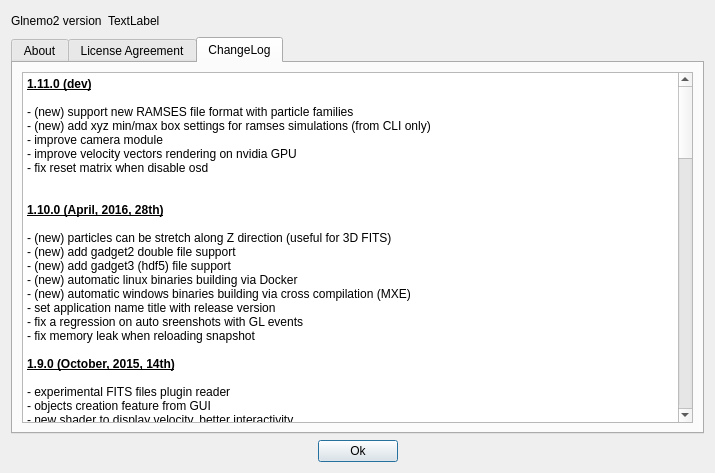
This is src/formabout.ui in jcldc/glnemo2 as Qt 5 draws it before an edit. The edited form follows.
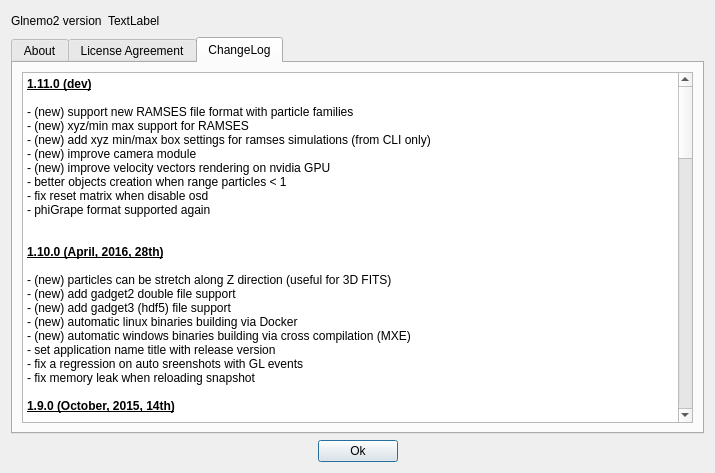
This is the edited form. Icons and pictures are not drawn.

Patch:
```diff
--- a/src/formabout.ui
+++ b/src/formabout.ui
@@ -1030,10 +1030,13 @@
 &lt;p style=&quot; margin-top:0px; margin-bottom:0px; margin-left:0px; margin-right:0px; -qt-block-indent:0; text-indent:0px;&quot;&gt;&lt;span style=&quot; font-weight:600; text-decoration: underline;&quot;&gt;1.11.0 (dev)&lt;/span&gt;&lt;/p&gt;
 &lt;p style=&quot;-qt-paragraph-type:empty; margin-top:0px; margin-bottom:0px; margin-left:0px; margin-right:0px; -qt-block-indent:0; text-indent:0px;&quot;&gt;&lt;br /&gt;&lt;/p&gt;
 &lt;p style=&quot; margin-top:0px; margin-bottom:0px; margin-left:0px; margin-right:0px; -qt-block-indent:0; text-indent:0px;&quot;&gt;- (new) support new RAMSES file format with particle families&lt;/p&gt;
+&lt;p style=&quot; margin-top:0px; margin-bottom:0px; margin-left:0px; margin-right:0px; -qt-block-indent:0; text-indent:0px;&quot;&gt;- (new) xyz/min max support for RAMSES&lt;/p&gt;
 &lt;p style=&quot; margin-top:0px; margin-bottom:0px; margin-left:0px; margin-right:0px; -qt-block-indent:0; text-indent:0px;&quot;&gt;- (new) add xyz min/max box settings for ramses simulations (from CLI only)&lt;/p&gt;
-&lt;p style=&quot; margin-top:0px; margin-bottom:0px; margin-left:0px; margin-right:0px; -qt-block-indent:0; text-indent:0px;&quot;&gt;- improve camera module&lt;/p&gt;
-&lt;p style=&quot; margin-top:0px; margin-bottom:0px; margin-left:0px; margin-right:0px; -qt-block-indent:0; text-indent:0px;&quot;&gt;- improve velocity vectors rendering on nvidia GPU&lt;/p&gt;
-&lt;p style=&quot; margin-top:0px; margin-bottom:0px; margin-left:0px; margin-right:0px; -qt-block-indent:0; text-indent:0px;&quot;&gt;- fix reset matrix when disable osd&lt;br /&gt;&lt;/p&gt;
+&lt;p style=&quot; margin-top:0px; margin-bottom:0px; margin-left:0px; margin-right:0px; -qt-block-indent:0; text-indent:0px;&quot;&gt;- (new) improve camera module&lt;/p&gt;
+&lt;p style=&quot; margin-top:0px; margin-bottom:0px; margin-left:0px; margin-right:0px; -qt-block-indent:0; text-indent:0px;&quot;&gt;- (new) improve velocity vectors rendering on nvidia GPU&lt;/p&gt;
+&lt;p style=&quot; margin-top:0px; margin-bottom:0px; margin-left:0px; margin-right:0px; -qt-block-indent:0; text-indent:0px;&quot;&gt;- better objects creation when range particles &amp;lt; 1&lt;/p&gt;
+&lt;p style=&quot; margin-top:0px; margin-bottom:0px; margin-left:0px; margin-right:0px; -qt-block-indent:0; text-indent:0px;&quot;&gt;- fix reset matrix when disable osd&lt;/p&gt;
+&lt;p style=&quot; margin-top:0px; margin-bottom:0px; margin-left:0px; margin-right:0px; -qt-block-indent:0; text-indent:0px;&quot;&gt;- phiGrape format supported again&lt;br /&gt;&lt;/p&gt;
 &lt;p style=&quot;-qt-paragraph-type:empty; margin-top:0px; margin-bottom:0px; margin-left:0px; margin-right:0px; -qt-block-indent:0; text-indent:0px; font-weight:600; text-decoration: underline;&quot;&gt;&lt;br /&gt;&lt;/p&gt;
 &lt;p style=&quot; margin-top:0px; margin-bottom:0px; margin-left:0px; margin-right:0px; -qt-block-indent:0; text-indent:0px;&quot;&gt;&lt;span style=&quot; font-weight:600; text-decoration: underline;&quot;&gt;1.10.0 (April, 2016, 28th)&lt;/span&gt;&lt;/p&gt;
 &lt;p style=&quot;-qt-paragraph-type:empty; margin-top:0px; margin-bottom:0px; margin-left:0px; margin-right:0px; -qt-block-indent:0; text-indent:0px;&quot;&gt;&lt;br /&gt;&lt;/p&gt;
```
